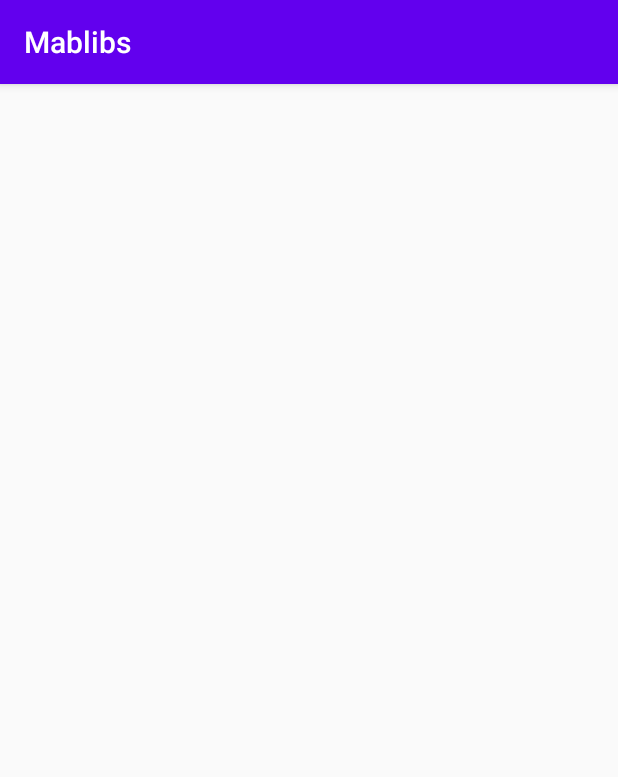
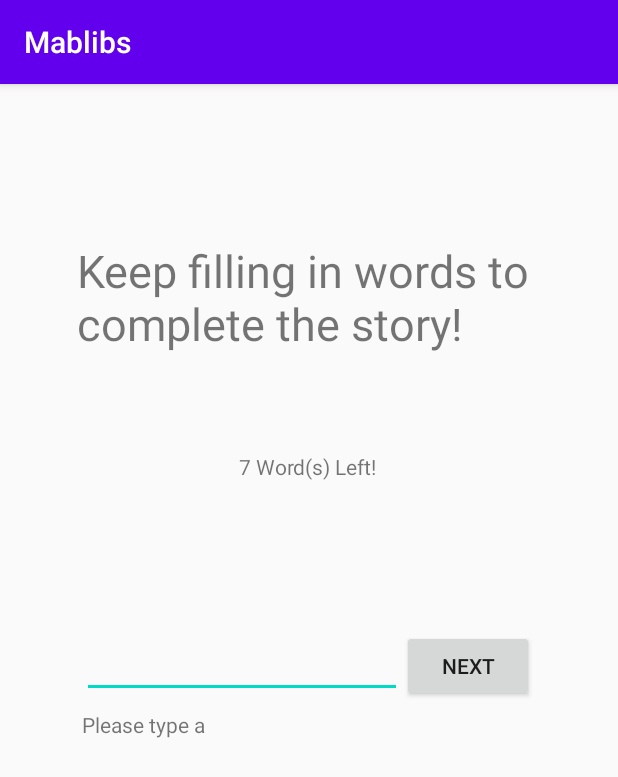
Before and after one commit to quinnzipse/MadlibsApp, an Android app: the Fill screen opened directly, with no data from a screen before it, on a phone screen of 412 x 824 dp. Shown: the top 777 px of the screen. Run offline under Robolectric (Android 15) with nearby library versions, the phone set to English and light mode, and no system bars.

Commit message:
Got the fill and story activities to interact

```diff
--- a/app/src/main/AndroidManifest.xml
+++ b/app/src/main/AndroidManifest.xml
@@ -9,7 +9,8 @@
         android:roundIcon="@mipmap/ic_launcher_round"
         android:supportsRtl="true"
         android:theme="@style/AppTheme">
-        <activity android:name=".Fill"></activity>
+        <activity android:name=".FilledStory"></activity>
+        <activity android:name=".Fill" />
         <activity android:name=".game_fill" />
         <activity android:name=".MainActivity">
             <intent-filter>
--- a/app/src/main/java/dev/quinnzipse/mablibs/Fill.kt
+++ b/app/src/main/java/dev/quinnzipse/mablibs/Fill.kt
@@ -1,43 +1,39 @@
 package dev.quinnzipse.mablibs
 
+import android.content.Intent
 import android.os.Bundle
-import android.util.Log
 import androidx.appcompat.app.AppCompatActivity
-import kotlinx.android.synthetic.main.fragment_fill.*
+import kotlinx.android.synthetic.main.activity_fill.*
 
 class Fill : AppCompatActivity() {
     private var wordsLeft: Int = 7
+    private val words: Int = wordsLeft - 1
+    private lateinit var list: Array<String>
 
     override fun onCreate(savedInstanceState: Bundle?) {
         super.onCreate(savedInstanceState)
         setContentView(R.layout.activity_fill)
         words_left.text = String.format(getString(R.string.fill_left), wordsLeft)
         nextButton.setOnClickListener { onNextButton() }
-        showFill()
+        list = Array(wordsLeft) { "" }
     }
 
     private fun onNextButton() {
         val input = input.text
-        Log.d("QIN", "$input - $wordsLeft")
 
         wordsLeft--
         words_left.text = String.format(getString(R.string.fill_left), wordsLeft)
 
+        list[words - wordsLeft] = input.toString()
         input.clear()
 
-        if (wordsLeft == 0) {
-            showStory();
-        }
+        if (wordsLeft == 0) showStory()
     }
 
     private fun showStory() {
-
-    }
-
-    private fun showFill() {
-        val fragment = FillFragment()
-        val trans = supportFragmentManager.beginTransaction()
-        trans.replace(R.id.fragment_container, fragment)
-        trans.commit()
+        Intent(this, FilledStory::class.java).also {
+            it.putExtra("List", list)
+            startActivity(it)
+        }
     }
 }
--- a/app/src/main/java/dev/quinnzipse/mablibs/FillFragment.kt
+++ /dev/null
@@ -1,22 +0,0 @@
-package dev.quinnzipse.mablibs
-
-import android.os.Bundle
-import androidx.fragment.app.Fragment
-import android.view.LayoutInflater
-import android.view.View
-import android.view.ViewGroup
-
-/**
- * A simple [Fragment] subclass.
- * Use the [FillFragment.newInstance] factory method to
- * create an instance of this fragment.
- */
-class FillFragment : Fragment() {
-    override fun onCreateView(
-        inflater: LayoutInflater, container: ViewGroup?,
-        savedInstanceState: Bundle?
-    ): View? {
-        // Inflate the layout for this fragment
-        return inflater.inflate(R.layout.fragment_fill, container, false)
-    }
-}
--- a/app/src/main/res/layout/activity_fill.xml
+++ b/app/src/main/res/layout/activity_fill.xml
@@ -5,9 +5,72 @@
     android:layout_width="match_parent"
     android:layout_height="match_parent"
     tools:context=".Fill">
-    <fragment
-        android:id="@+id/fragment_container"
-        android:layout_width="match_parent"
-        android:layout_height="match_parent"/>
+
+    <Button
+        android:id="@+id/nextButton"
+
+        android:layout_width="wrap_content"
+        android:layout_height="wrap_content"
+        android:layout_marginEnd="56dp"
+        android:layout_marginRight="56dp"
+        android:text="@string/fill_next"
+        app:layout_constraintBottom_toBottomOf="@+id/subtext"
+        app:layout_constraintEnd_toEndOf="parent"
+        app:layout_constraintTop_toTopOf="@+id/input"
+        app:layout_constraintVertical_bias="0.0" />
+
+    <TextView
+        android:id="@+id/subtext"
+
+        android:layout_width="207dp"
+        android:layout_height="22dp"
+        android:layout_marginTop="8dp"
+        android:text="@string/fill_subtext"
+        app:layout_constraintBottom_toBottomOf="parent"
+        app:layout_constraintEnd_toStartOf="@+id/nextButton"
+        app:layout_constraintHorizontal_bias="0.0"
+        app:layout_constraintStart_toStartOf="@+id/input"
+        app:layout_constraintTop_toBottomOf="@+id/input"
+        app:layout_constraintVertical_bias="0.0" />
+
+    <EditText
+        android:id="@+id/input"
+
+        android:layout_width="wrap_content"
+        android:layout_height="wrap_content"
+        android:layout_marginTop="364dp"
+        android:ems="10"
+        android:inputType="textPersonName"
+        app:layout_constraintEnd_toStartOf="@+id/nextButton"
+        app:layout_constraintHorizontal_bias="1.0"
+        app:layout_constraintStart_toStartOf="parent"
+        app:layout_constraintTop_toTopOf="parent" />
+
+    <TextView
+        android:id="@+id/words_left"
+
+        android:layout_width="wrap_content"
+        android:layout_height="wrap_content"
+        android:layout_marginBottom="99dp"
+        android:text="@string/fill_left"
+        app:layout_constraintBottom_toTopOf="@+id/input"
+        app:layout_constraintEnd_toEndOf="parent"
+        app:layout_constraintHorizontal_bias="0.498"
+        app:layout_constraintStart_toStartOf="parent"
+        app:layout_constraintTop_toBottomOf="@+id/textView3"
+        app:layout_constraintVertical_bias="1.0" />
+
+    <TextView
+        android:id="@+id/textView3"
+
+        android:layout_width="309dp"
+        android:layout_height="90dp"
+        android:layout_marginBottom="66dp"
+        android:text="@string/fill_title"
+        android:textSize="30sp"
+        app:layout_constraintBottom_toTopOf="@+id/input"
+        app:layout_constraintEnd_toEndOf="parent"
+        app:layout_constraintStart_toStartOf="parent"
+        app:layout_constraintTop_toTopOf="parent" />
 
 </androidx.constraintlayout.widget.ConstraintLayout>
--- a/app/src/main/res/values/strings.xml
+++ b/app/src/main/res/values/strings.xml
@@ -7,6 +7,5 @@
     <string name="fill_left">%1$d Word(s) Left!</string>
     <string name="fill_subtext">Please type a </string>
     <string name="fill_next">Next</string>
-    <!-- TODO: Remove or change this placeholder text -->
-    <string name="hello_blank_fragment">Hello blank fragment</string>
+    <string name="story_title">Check out your story!</string>
 </resources>
```
Also changed, not shown: app/src/main/java/dev/quinnzipse/mablibs/FilledStory.kt (added, +17 -0 lines), app/src/main/res/layout/activity_filled_story.xml (added, +31 -0 lines), app/src/main/res/layout/fragment_fill.xml (deleted, +0 -80 lines).
